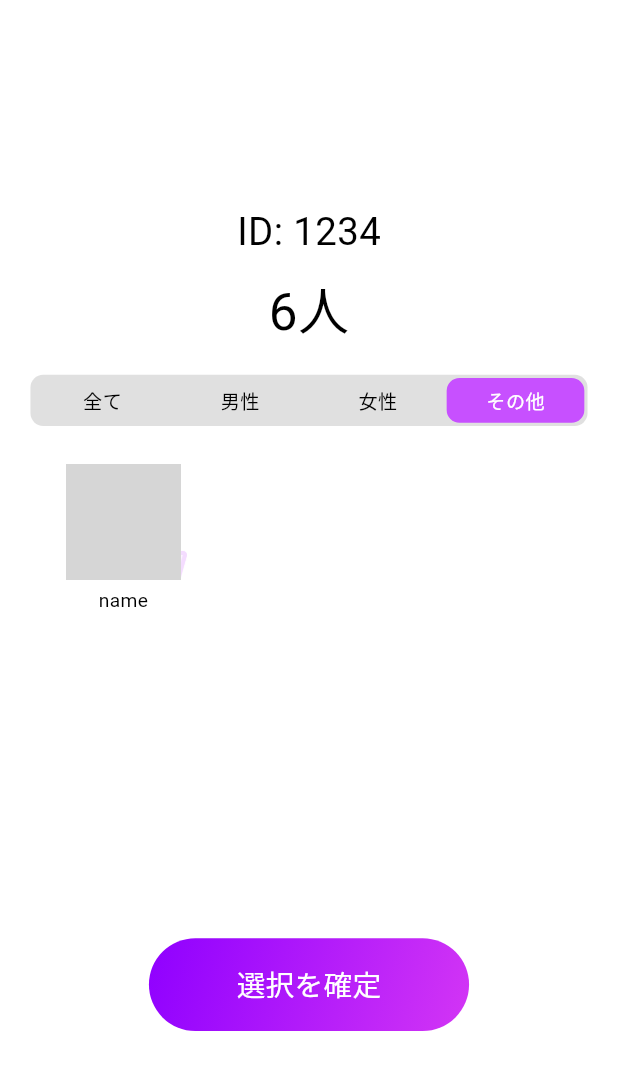
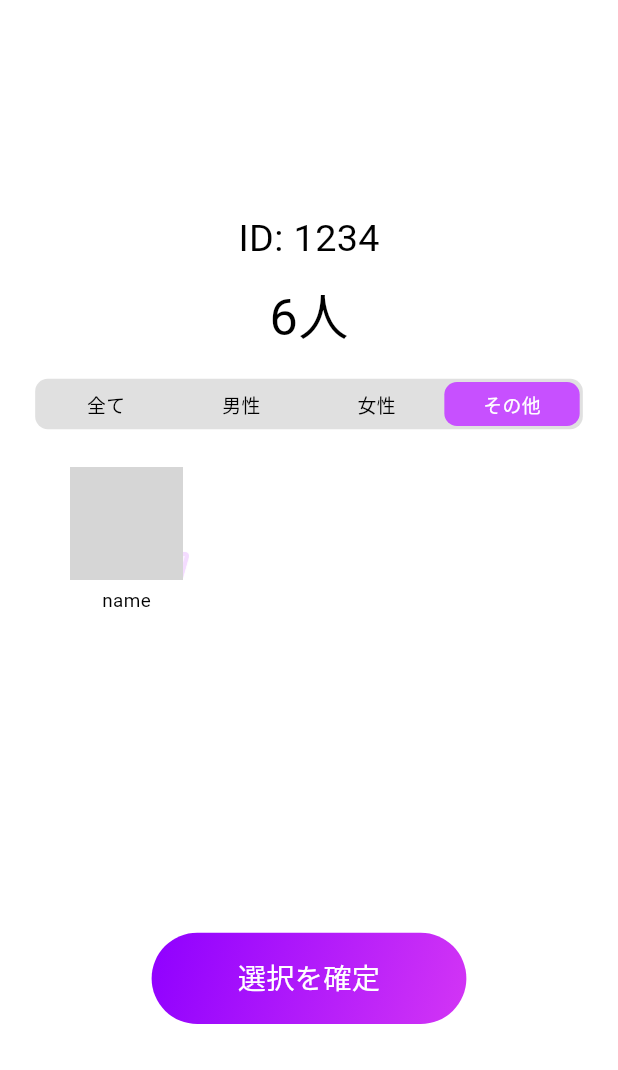
Before and after one commit to sakusaku3939/twelve_hours, a Flutter app: the MemberVotingView screen opened directly, item 4 of the bottom bar chosen, on a phone screen of 412 x 824 dp. Shown: the top 1070 px of the screen. Run offline on Flutter 3.47's test engine with Material 3 defaults, Android fonts, the phone set to English and light mode, and no system bars; drawn by our look-alikes of custom_sliding_segmented_control; our stand-ins replace expandable_page_view, flutter_hooks, flutter_riverpod, freezed_annotation, hooks_riverpod, smooth_page_indicator; network calls fail; grey boxes are pictures that could not be loaded.

Commit message:
scaleの計算方法を変更

```diff
--- a/lib/constant/main_area.dart
+++ b/lib/constant/main_area.dart
@@ -15,8 +15,7 @@ class MainArea extends StatelessWidget {
   static double get scale {
     final localSize = MediaQuery.of(globalContext).size;
     final scaleX = localSize.width / _developerOriginSize.width;
-    final scaleY = localSize.height / _developerOriginSize.height;
-    return (scaleX + scaleY) / 2;
+    return scaleX;
   }
 
   const MainArea({super.key, required this.child});
```
